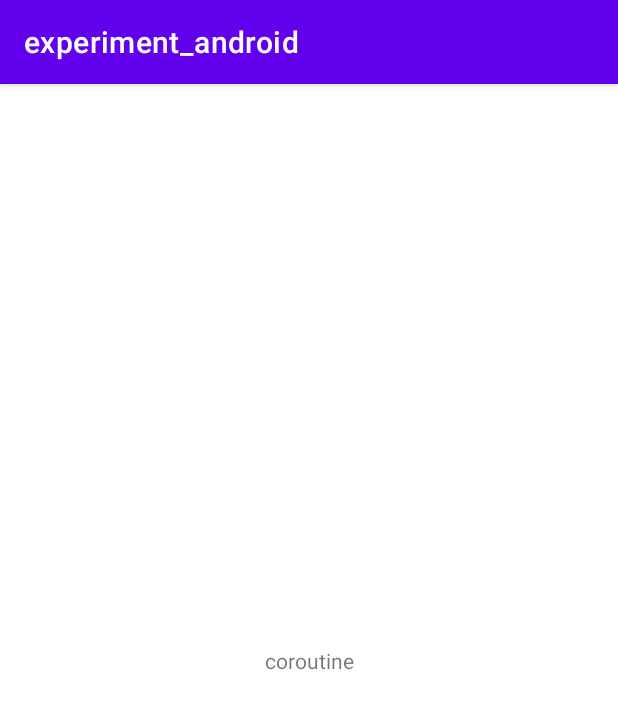
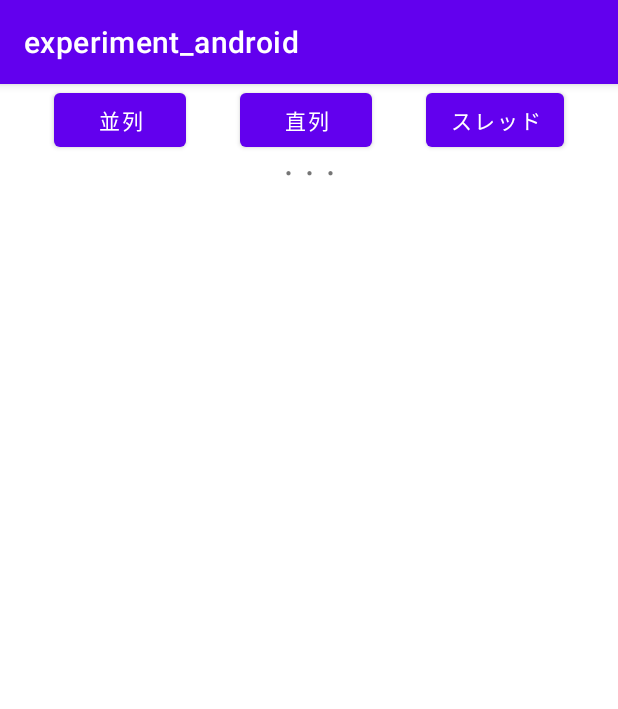
Before and after one commit to suke-shun-kato/experiment_android, an Android app: the CoroutineTestActivity screen opened directly, with no data from a screen before it, on a phone screen of 412 x 824 dp. Shown: the top 709 px of the screen. Run offline under Robolectric (Android 15) with nearby library versions, the phone set to English and light mode, and no system bars.

Commit message:
色々コルーチンの処理を実装

```diff
--- a/app/src/main/AndroidManifest.xml
+++ b/app/src/main/AndroidManifest.xml
@@ -14,7 +14,7 @@
         android:theme="@style/Theme.Experiment_android"
         tools:targetApi="31">
         <activity
-            android:name=".coroutene.CoroutineTestActivity"
+            android:name=".coroutine.CoroutineTestActivity"
             android:exported="false" />
         <activity
             android:name=".Camera2Activity"
--- a/app/src/main/java/xyz/goodistory/xxperiment_android/FirstFragment.kt
+++ b/app/src/main/java/xyz/goodistory/xxperiment_android/FirstFragment.kt
@@ -7,7 +7,7 @@ import android.view.LayoutInflater
 import android.view.View
 import android.view.ViewGroup
 import androidx.navigation.fragment.findNavController
-import xyz.goodistory.xxperiment_android.coroutene.CoroutineTestActivity
+import xyz.goodistory.xxperiment_android.coroutine.CoroutineTestActivity
 import xyz.goodistory.xxperiment_android.databinding.FragmentFirstBinding
 
 /**
--- a/app/src/main/java/xyz/goodistory/xxperiment_android/coroutene/CoroutineTestActivity.kt
+++ /dev/null
@@ -1,13 +0,0 @@
-package xyz.goodistory.xxperiment_android.coroutene
-
-import androidx.appcompat.app.AppCompatActivity
-import android.os.Bundle
-import xyz.goodistory.xxperiment_android.R
-
-class CoroutineTestActivity : AppCompatActivity() {
-    override fun onCreate(savedInstanceState: Bundle?) {
-        super.onCreate(savedInstanceState)
-        setContentView(R.layout.activity_coroutine_test)
-
-    }
-}
--- a/app/src/main/res/layout/activity_coroutine_test.xml
+++ b/app/src/main/res/layout/activity_coroutine_test.xml
@@ -4,15 +4,65 @@
     xmlns:tools="http://schemas.android.com/tools"
     android:layout_width="match_parent"
     android:layout_height="match_parent"
-    tools:context=".coroutene.CoroutineTestActivity">
+    tools:context=".coroutine.CoroutineTestActivity">
 
-    <TextView
-        android:layout_width="wrap_content"
+    <androidx.constraintlayout.widget.ConstraintLayout
+        android:id="@+id/constraintLayout2"
+        android:layout_width="0dp"
         android:layout_height="wrap_content"
-        android:text="coroutine"
-        app:layout_constraintBottom_toBottomOf="parent"
-        app:layout_constraintTop_toTopOf="parent"
         app:layout_constraintEnd_toEndOf="parent"
-        app:layout_constraintStart_toStartOf="parent" />
+        app:layout_constraintStart_toStartOf="parent"
+        app:layout_constraintTop_toTopOf="parent">
+
+        <Button
+            android:id="@+id/coroutine_test_button_parallel"
+            android:layout_width="wrap_content"
+            android:layout_height="wrap_content"
+            android:text="@string/coroutine_test_button_parallel"
+            app:layout_constraintBottom_toBottomOf="parent"
+            app:layout_constraintEnd_toStartOf="@+id/coroutine_test_button_series"
+            app:layout_constraintStart_toStartOf="parent"
+            app:layout_constraintTop_toTopOf="parent" />
+
+        <Button
+            android:id="@+id/coroutine_test_button_series"
+            android:layout_width="wrap_content"
+            android:layout_height="wrap_content"
+            android:text="@string/coroutine_test_button_series"
+            app:layout_constraintBottom_toBottomOf="parent"
+            app:layout_constraintEnd_toStartOf="@id/thread_test_button"
+            app:layout_constraintStart_toEndOf="@id/coroutine_test_button_parallel"
+            app:layout_constraintTop_toTopOf="parent" />
+
+        <Button
+            android:id="@+id/thread_test_button"
+            android:layout_width="wrap_content"
+            android:layout_height="wrap_content"
+            android:text="@string/thread_test_button"
+            app:layout_constraintBottom_toBottomOf="parent"
+            app:layout_constraintEnd_toEndOf="parent"
+            app:layout_constraintStart_toEndOf="@id/coroutine_test_button_series"
+            app:layout_constraintTop_toTopOf="parent" />
+    </androidx.constraintlayout.widget.ConstraintLayout>
+
+    <androidx.constraintlayout.widget.ConstraintLayout
+        android:id="@+id/constraintLayout"
+        android:layout_width="0dp"
+        android:layout_height="wrap_content"
+        app:layout_constraintEnd_toEndOf="parent"
+        app:layout_constraintStart_toStartOf="parent"
+        app:layout_constraintTop_toBottomOf="@+id/constraintLayout2">
+
+        <TextView
+            android:id="@+id/coroutine_test_text_result"
+            android:layout_width="wrap_content"
+            android:layout_height="wrap_content"
+            android:text="@string/coroutine_test_text_result_init"
+            app:layout_constraintBottom_toBottomOf="parent"
+            app:layout_constraintEnd_toEndOf="parent"
+            app:layout_constraintStart_toStartOf="parent"
+            app:layout_constraintTop_toTopOf="parent" />
+    </androidx.constraintlayout.widget.ConstraintLayout>
+
 
 </androidx.constraintlayout.widget.ConstraintLayout>
--- a/app/src/main/res/values/strings.xml
+++ b/app/src/main/res/values/strings.xml
@@ -15,4 +15,9 @@
 
     <string name="camera2_rationale_dialog_message">カメラプレビュー機能を使用するにはカメラの権限が必要です。</string>
     <string name="camera2_rationale_dialog_ok_button">OK</string>
+
+    <string name="coroutine_test_button_parallel">並列</string>
+    <string name="coroutine_test_button_series">直列</string>
+    <string name="thread_test_button">スレッド</string>
+    <string name="coroutine_test_text_result_init">・・・</string>
 </resources>
```
Also changed, not shown: app/src/main/java/xyz/goodistory/xxperiment_android/coroutine/CoroutineTestActivity.kt (added, +170 -0 lines).
